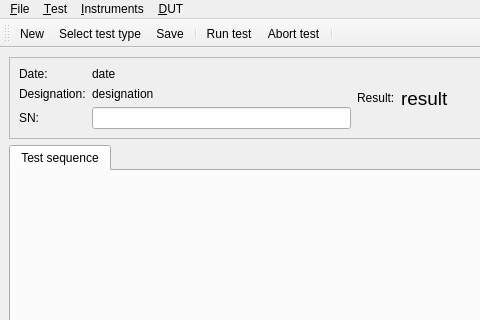
This is src/mdttools/mdttesttool/mdtTtBasicTester.ui in scandyna/multidiagtools as Qt 5 draws it before an edit; both pictures show x 0 to 480 and y 0 to 320 of the 800 by 600 pixel window. The edited form follows.
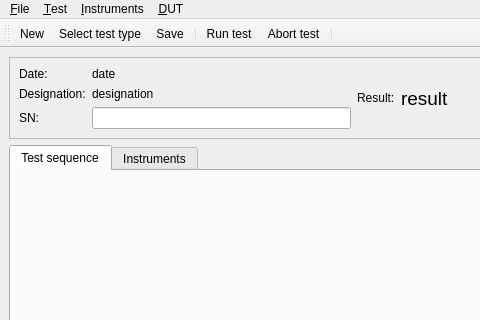
This is the edited form. Icons and pictures are not drawn.

Diff of the .ui file:
```diff
--- a/src/mdttools/mdttesttool/mdtTtBasicTester.ui
+++ b/src/mdttools/mdttesttool/mdtTtBasicTester.ui
@@ -124,6 +124,11 @@
         <string>Test sequence</string>
        </attribute>
       </widget>
+      <widget class="QWidget" name="tbInstruments">
+       <attribute name="title">
+        <string>Instruments</string>
+       </attribute>
+      </widget>
      </widget>
     </item>
    </layout>
```
Left out of the diff: 26 changed lines with no effect on the pictures.
